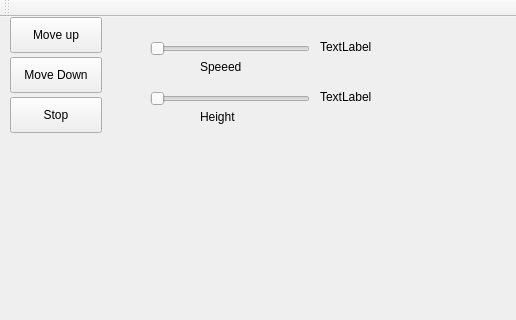
First picture: the form in mainwindow.ui, repository waleedaman/controlpanel, before the edit; both pictures show x 0 to 516 and y 0 to 320 of the 1061 by 422 pixel window.
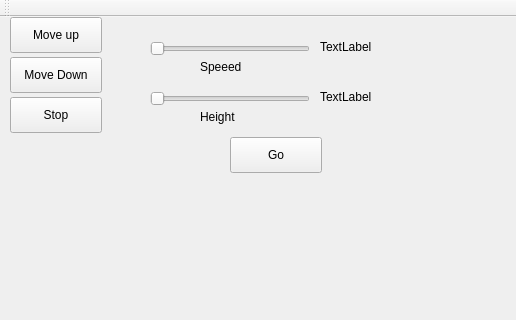
Second picture: the form after the edit.

```diff
--- a/mainwindow.ui
+++ b/mainwindow.ui
@@ -144,6 +144,19 @@
      <string>TextLabel</string>
     </property>
    </widget>
+   <widget class="QPushButton" name="go">
+    <property name="geometry">
+     <rect>
+      <x>230</x>
+      <y>120</y>
+      <width>92</width>
+      <height>36</height>
+     </rect>
+    </property>
+    <property name="text">
+     <string>Go</string>
+    </property>
+   </widget>
   </widget>
   <widget class="QMenuBar" name="menuBar">
    <property name="geometry">
```
Left out of the diff: 8 changed lines with no effect on the pictures.
